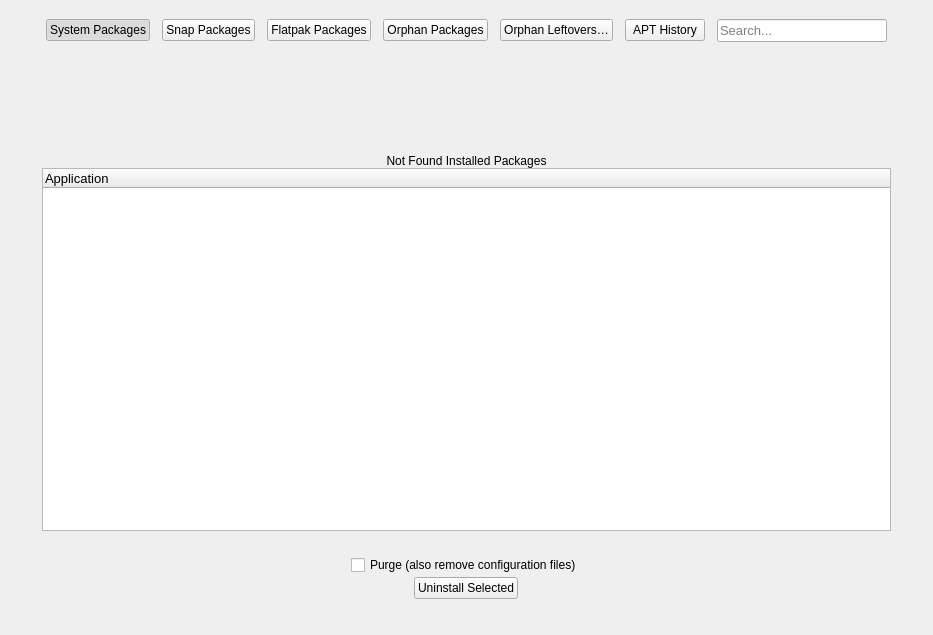
Qt form shared/nexis/Pages/Uninstaller/uninstallerpage.ui (s4solutionsllc/Nexis) before a commit.
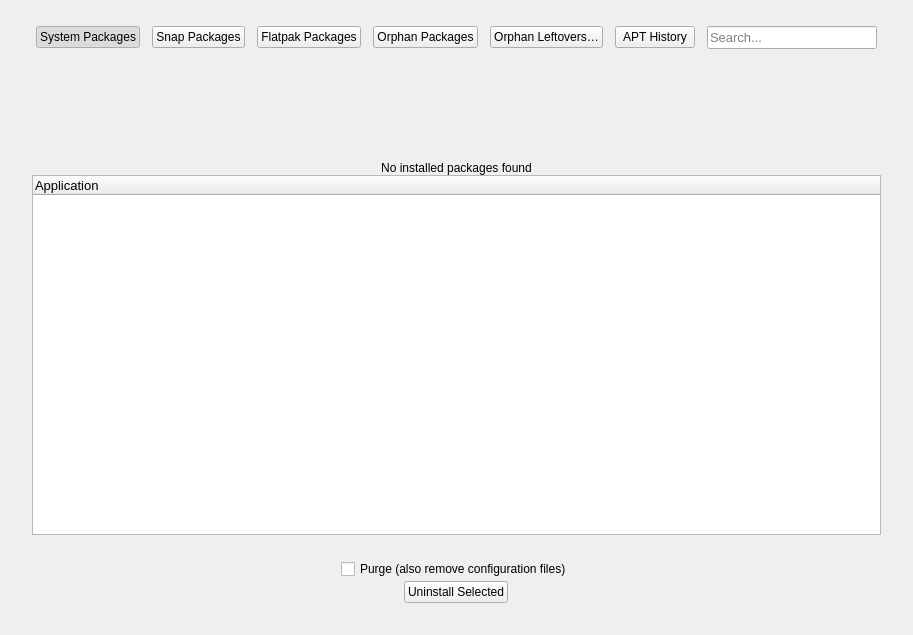
The same form after that commit.

```diff
--- a/shared/nexis/Pages/Uninstaller/uninstallerpage.ui
+++ b/shared/nexis/Pages/Uninstaller/uninstallerpage.ui
@@ -15,16 +15,16 @@
   </property>
   <layout class="QGridLayout" name="gridLayout">
    <property name="leftMargin">
-    <number>30</number>
+    <number>20</number>
    </property>
    <property name="topMargin">
-    <number>5</number>
+    <number>12</number>
    </property>
    <property name="rightMargin">
-    <number>30</number>
+    <number>20</number>
    </property>
    <property name="bottomMargin">
-    <number>20</number>
+    <number>16</number>
    </property>
    <property name="horizontalSpacing">
     <number>0</number>
@@ -140,7 +140,7 @@
              </sizepolicy>
             </property>
             <property name="text">
-             <string>Not Found Installed Packages</string>
+             <string>No installed packages found</string>
             </property>
             <property name="alignment">
              <set>Qt::AlignBottom|Qt::AlignHCenter</set>
```
Left out of the diff: 43 changed lines with no effect on the pictures.
